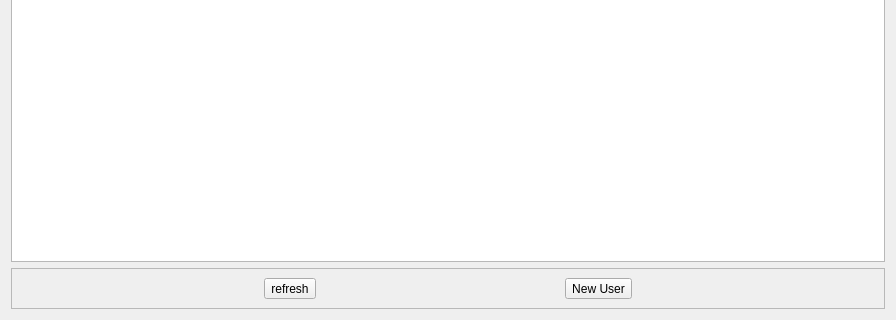
Old version of the form pos-fe/gui/tabs/productstab.ui in the repository sadeqAlbana/Snono-ERP; both pictures show x 0 to 896 and y 328 to 648 of the 896 by 648 pixel window.
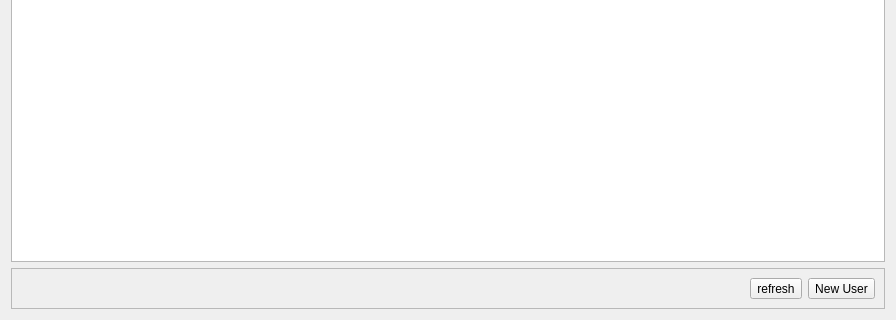
New version of the form. Icons and pictures are not drawn.

```diff
--- a/pos-fe/gui/tabs/productstab.ui
+++ b/pos-fe/gui/tabs/productstab.ui
@@ -51,6 +51,19 @@
       <enum>QFrame::Raised</enum>
      </property>
      <layout class="QHBoxLayout" name="horizontalLayout_8">
+      <item>
+       <spacer name="horizontalSpacer">
+        <property name="orientation">
+         <enum>Qt::Horizontal</enum>
+        </property>
+        <property name="sizeHint" stdset="0">
+         <size>
+          <width>40</width>
+          <height>20</height>
+         </size>
+        </property>
+       </spacer>
+      </item>
       <item>
        <widget class="QToolButton" name="refreshButton">
         <property name="text">
@@ -62,8 +75,8 @@
         </property>
         <property name="iconSize">
          <size>
-          <width>48</width>
-          <height>48</height>
+          <width>24</width>
+          <height>24</height>
          </size>
         </property>
        </widget>
@@ -79,8 +92,8 @@
         </property>
         <property name="iconSize">
          <size>
-          <width>48</width>
-          <height>48</height>
+          <width>24</width>
+          <height>24</height>
          </size>
         </property>
        </widget>
```
